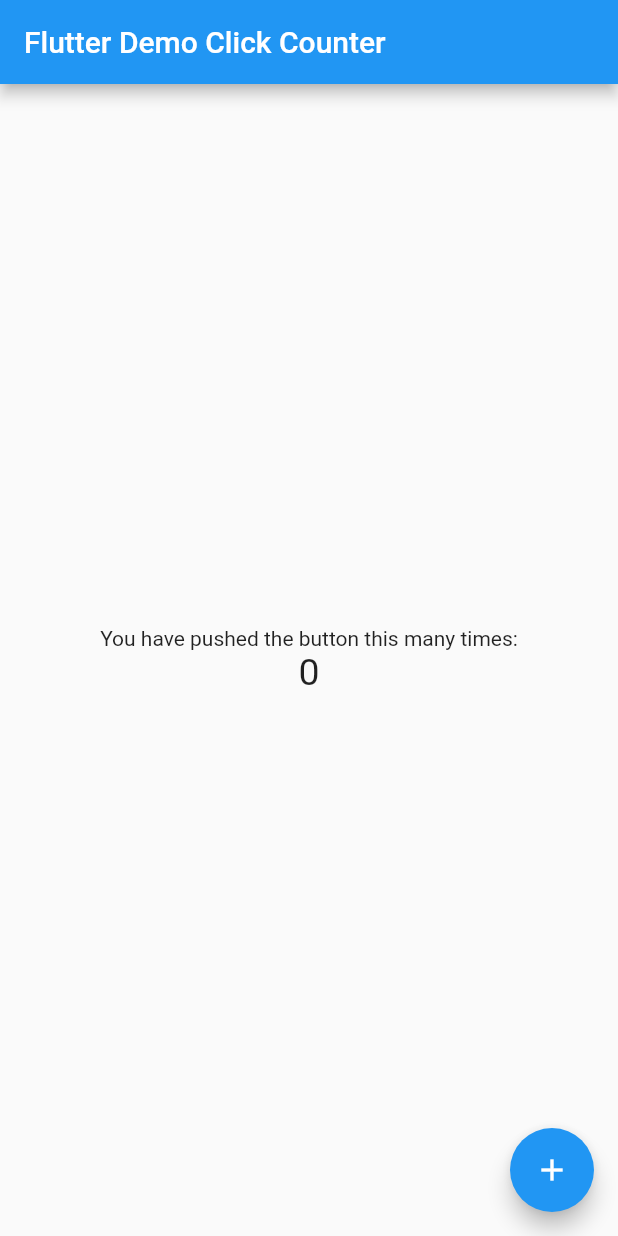
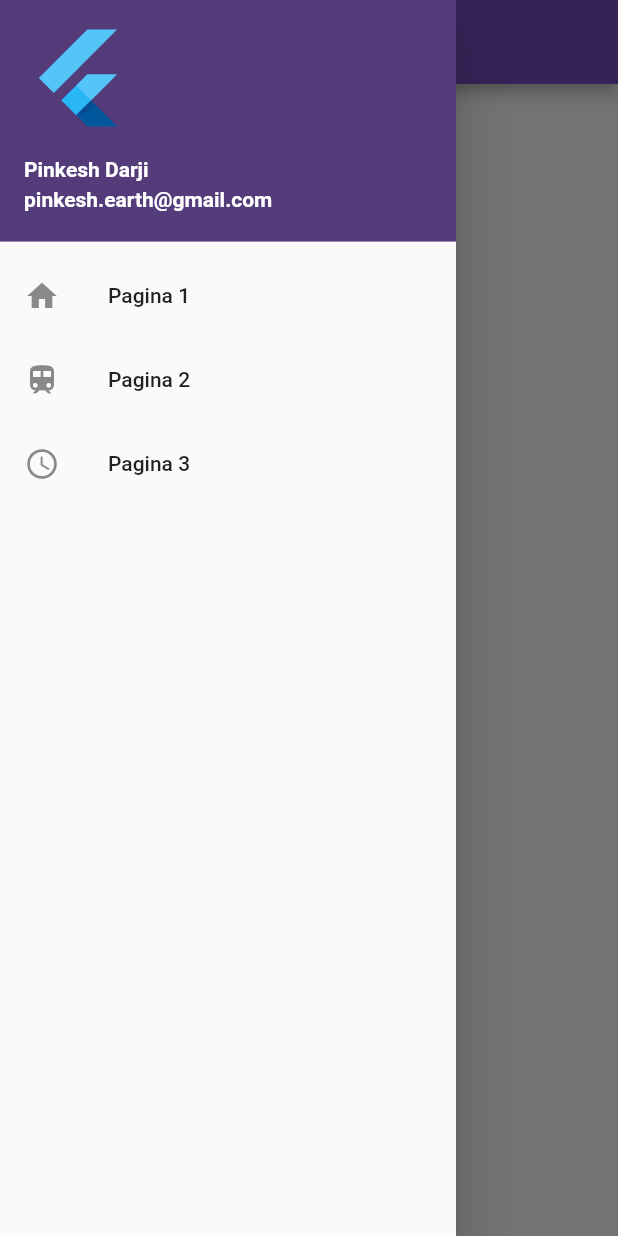
Before and after one commit to 11fernandoquintero/drawerflutlab, a Flutter app: the screen it shows after launch, with the side drawer open (before the commit the screen has no drawer), on a phone screen of 412 x 824 dp. Run offline on Flutter 3.47's test engine with Material 2 defaults, Android fonts, the phone set to English and light mode, and no system bars.

Commit message:
drawer v2

```diff
--- a/lib/main.dart
+++ b/lib/main.dart
@@ -4,8 +4,8 @@ void main() => runApp(MyApp());
 
 class MyApp extends StatelessWidget {
   const MyApp({super.key});
-  static const String _title = 'Flutter Stateful Clicker Counter';
-  // This widget is the root of your application.
+  static const String _title = 'Drawer en Flutter';
+// This widget is the root of your application.
   @override
   Widget build(BuildContext context) {
     return MaterialApp(
@@ -13,6 +13,7 @@ class MyApp extends StatelessWidget {
       theme: ThemeData(
         primarySwatch: Colors.blue,
       ),
+      debugShowCheckedModeBanner: false,
       home: MyHomePage(),
     );
   }
@@ -20,71 +21,78 @@ class MyApp extends StatelessWidget {
 
 class MyHomePage extends StatefulWidget {
   const MyHomePage({super.key});
-  // This widget is the home page of your application. It is stateful, meaning
-  // that it has a State object (defined below) that contains fields that affect
-  // how it looks.
-  // This class is the configuration for the state.
   @override
   _MyHomePageState createState() => _MyHomePageState();
 }
 
 class _MyHomePageState extends State<MyHomePage> {
-  int _counter = 0;
-
-  void _incrementCounter() {
-    setState(() {
-      // This call to setState tells the Flutter framework that something has
-      // changed in this State, which causes it to rerun the build method below
-      // so that the display can reflect the updated values. If we changed
-      // _counter without calling setState(), then the build method would not be
-      // called again, and so nothing would appear to happen.
-      _counter++;
-    });
-  }
-
   @override
   Widget build(BuildContext context) {
-    // This method is rerun every time setState is called, for instance as done
-    // by the _incrementCounter method above.
-    //
-    // The Flutter framework has been optimized to make rerunning build methods
-    // fast, so that you can just rebuild anything that needs updating rather
-    // than having to individually change instances of widgets.
     return Scaffold(
       appBar: AppBar(
-        // Here we take the value from the MyHomePage object that was created by
-        // the App.build method, and use it to set our appbar title.
-        title: Text('Flutter Demo Click Counter'),
+        title: Text(' act 3 Drawer Quintero'),
+        backgroundColor: const Color(0xff764abc),
       ),
-      body: Center(
-        // Center is a layout widget. It takes a single child and positions it
-        // in the middle of the parent.
-        child: Column(
-          // Column is also a layout widget. It takes a list of children and
-          // arranges them vertically. By default, it sizes itself to fit its
-          // children horizontally, and tries to be as tall as its parent.
-          //
-          // Column has various properties to control how it sizes itself and
-          // how it positions its children. Here we use mainAxisAlignment to
-          // center the children vertically; the main axis here is the vertical
-          // axis because Columns are vertical (the cross axis would be
-          // horizontal).
-          mainAxisAlignment: MainAxisAlignment.center,
-          children: <Widget>[
-            Text(
-              'You have pushed the button this many times:',
+      drawer: Drawer(
+        child: ListView(
+          // Important: Remove any padding from the ListView.
+          padding: EdgeInsets.zero,
+          children: [
+            const UserAccountsDrawerHeader(
+// <-- SEE HERE
+              decoration: BoxDecoration(color: const Color(0xff543c7a)),
+              accountName: Text(
+                "Pinkesh Darji",
+                style: TextStyle(
+                  fontWeight: FontWeight.bold,
+                ),
+              ),
+              accountEmail: Text(
+                "pinkesh.earth@gmail.com",
+                style: TextStyle(
+                  fontWeight: FontWeight.bold,
+                ),
+              ),
+              currentAccountPicture: FlutterLogo(),
             ),
-            Text(
-              '$_counter',
-              style: TextStyle(fontSize: 25),
+            ListTile(
+              leading: Icon(
+                Icons.home,
+              ),
+              title: const Text('Pagina 1'),
+              onTap: () {
+                Navigator.pop(context);
+              },
+            ),
+            ListTile(
+              leading: Icon(
+                Icons.train,
+              ),
+              title: const Text('Pagina 2'),
+              onTap: () {
+                Navigator.pop(context);
+              },
+            ),
+            ListTile(
+              leading: Icon(
+                Icons.access_time,
+              ),
+              title: const Text('Pagina 3'),
+              onTap: () {
+                Navigator.pop(context);
+              },
             ),
           ],
         ),
       ),
-      floatingActionButton: FloatingActionButton(
-        onPressed: _incrementCounter,
-        tooltip: 'Increment',
-        child: Icon(Icons.add),
+      body: Center(
+        child: Column(
+          children: [
+            SizedBox(
+              height: 50,
+            ),
+          ],
+        ),
       ),
     );
   }
```
